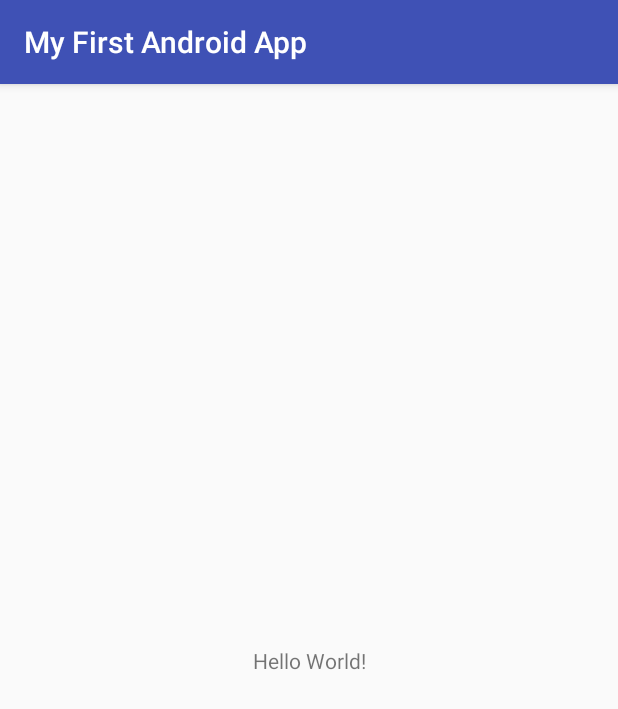
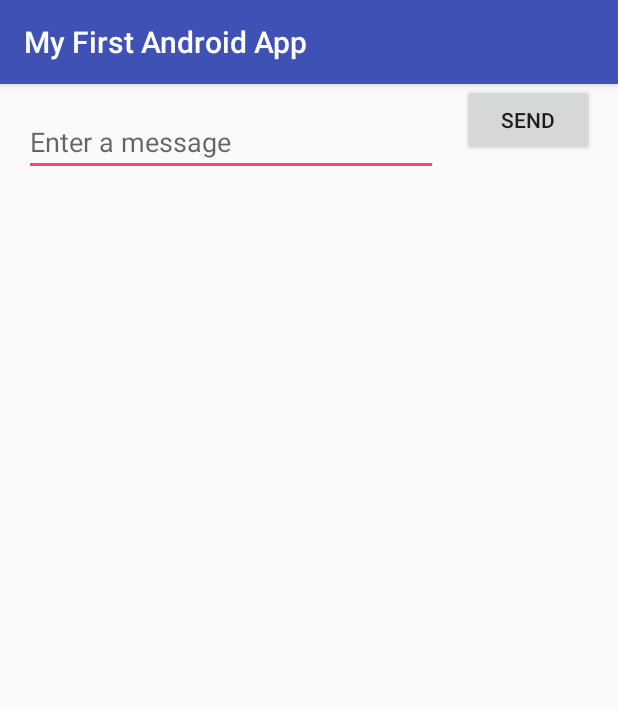
Before and after one commit to AmidSedghi/AndroidApp, an Android app: the screen it shows after launch (MainActivity), on a phone screen of 412 x 824 dp. Shown: the top 709 px of the screen. Run offline under Robolectric (Android 15) with nearby library versions, the phone set to English and light mode, and no system bars; 1 statement that could not run was skipped.

Commit message:
Added the textfield and the button | ERROR: can't figure out     textView.setText(message);

```diff
--- a/app/src/main/res/layout/activity_main.xml
+++ b/app/src/main/res/layout/activity_main.xml
@@ -7,14 +7,28 @@
     android:layout_height="match_parent"
     tools:context="com.example.amidsedghi.myfirstandroidapp.MainActivity">
 
-    <TextView
-        android:id="@+id/sample_text"
+    <EditText
+        android:id="@+id/editText"
+        android:layout_width="0dp"
+        android:layout_height="wrap_content"
+        android:layout_marginLeft="16dp"
+        android:layout_marginTop="16dp"
+        android:ems="10"
+        android:hint="@string/edit_message"
+        android:inputType="textPersonName"
+        app:layout_constraintLeft_toLeftOf="parent"
+        app:layout_constraintRight_toLeftOf="@+id/button"
+        app:layout_constraintTop_toTopOf="parent" />
+
+    <Button
+        android:id="@+id/button"
         android:layout_width="wrap_content"
         android:layout_height="wrap_content"
-        android:text="Hello World!"
-        app:layout_constraintBottom_toBottomOf="parent"
-        app:layout_constraintLeft_toLeftOf="parent"
+        android:layout_marginLeft="16dp"
+        android:layout_marginRight="16dp"
+        android:onClick="sendMessage"
+        android:text="@string/button_send"
+        app:layout_constraintLeft_toRightOf="@+id/editText"
         app:layout_constraintRight_toRightOf="parent"
-        app:layout_constraintTop_toTopOf="parent" />
-
+        tools:layout_editor_absoluteY="13dp" />
 </android.support.constraint.ConstraintLayout>
--- a/app/src/main/res/values/strings.xml
+++ b/app/src/main/res/values/strings.xml
@@ -1,3 +1,5 @@
 <resources>
     <string name="app_name">My First Android App</string>
+    <string name="edit_message">Enter a message</string>
+    <string name="button_send">Send</string>
 </resources>
```
Also changed, not shown: app/src/main/AndroidManifest.xml (+4 -3 lines), app/src/main/java/com/example/amidsedghi/myfirstandroidapp/DisplayMessageActivity.java (added, +24 -0 lines), app/src/main/java/com/example/amidsedghi/myfirstandroidapp/MainActivity.java (+17 -3 lines), app/src/main/res/layout/activity_display_message.xml (added, +9 -0 lines).
